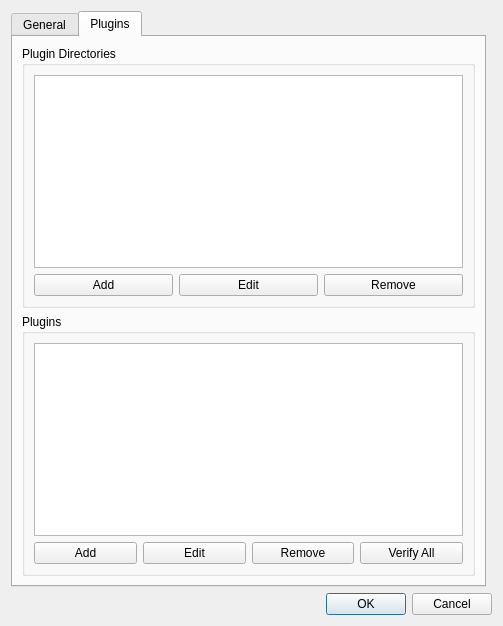
Old version of the form src/wiser/gui/ui_files/app_config.ui in the repository Ehlmann-research-group/WISER.
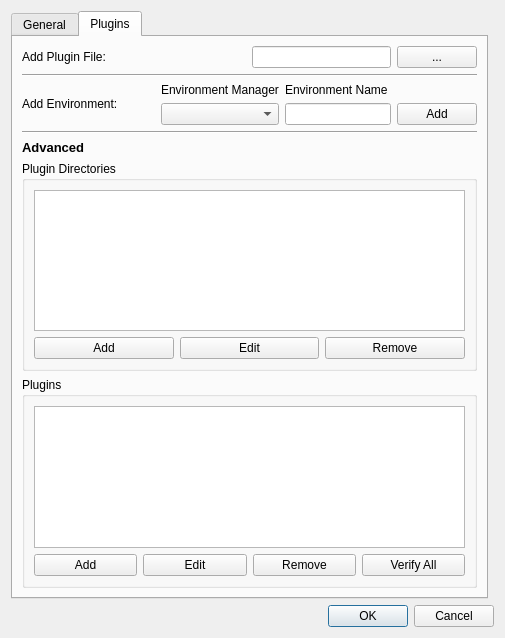
New version of the form. The open tabs and pages were chosen to show the change.

Commit message:
Edited app_config.ui file to add basic necessities
for easily adding plugins. I added the necessary
UI pieces.

What changed in the file:
```diff
--- a/src/wiser/gui/ui_files/app_config.ui
+++ b/src/wiser/gui/ui_files/app_config.ui
@@ -6,8 +6,8 @@
    <rect>
     <x>0</x>
     <y>0</y>
-    <width>503</width>
-    <height>626</height>
+    <width>505</width>
+    <height>638</height>
    </rect>
   </property>
   <property name="windowTitle">
@@ -286,40 +286,84 @@
        <string>Plugins</string>
       </attribute>
       <layout class="QGridLayout" name="gridLayout_6">
-       <item row="0" column="0">
-        <widget class="QGroupBox" name="gbox_plugin_paths">
-         <property name="title">
-          <string>Plugin Directories</string>
+       <item row="2" column="0">
+        <layout class="QHBoxLayout" name="hlayout_add_env">
+         <item>
+          <widget class="QLabel" name="lbl_add_env">
+           <property name="text">
+            <string>Add Environment:</string>
+           </property>
+          </widget>
+         </item>
+         <item>
+          <spacer name="hspacer_add_env">
+           <property name="orientation">
+            <enum>Qt::Horizontal</enum>
+           </property>
+           <property name="sizeHint" stdset="0">
+            <size>
+             <width>40</width>
+             <height>20</height>
+            </size>
+           </property>
+          </spacer>
+         </item>
+         <item>
+          <layout class="QVBoxLayout" name="vlayout_env_manager">
+           <item>
+            <widget class="QLabel" name="lbl_env_manager">
+             <property name="text">
+              <string>Environment Manager</string>
+             </property>
+            </widget>
+           </item>
+           <item>
+            <widget class="QComboBox" name="cbox_env_manager"/>
+           </item>
+          </layout>
+         </item>
+         <item>
+          <layout class="QVBoxLayout" name="vlayout_env_name">
+           <item>
+            <widget class="QLabel" name="lbl_env_name">
+             <property name="text">
+              <string>Environment Name</string>
+             </property>
+            </widget>
+           </item>
+           <item>
+            <widget class="QLineEdit" name="ledit_env_name"/>
+           </item>
+          </layout>
+         </item>
+         <item>
+          <layout class="QVBoxLayout" name="vlayout_add_env">
+           <item>
+            <widget class="QLabel" name="lbl_add_env_spacing">
+             <property name="text">
+              <string/>
+             </property>
+            </widget>
+           </item>
+           <item>
+            <widget class="QPushButton" name="btn_add_env">
+             <property name="text">
+              <string>Add</string>
+             </property>
+            </widget>
+           </item>
+          </layout>
+         </item>
+        </layout>
+       </item>
+       <item row="3" column="0">
+        <widget class="Line" name="line">
+         <property name="orientation">
+          <enum>Qt::Horizontal</enum>
          </property>
-         <layout class="QGridLayout" name="gridLayout_7">
-          <item row="0" column="0" colspan="3">
-           <widget class="QListWidget" name="list_plugin_paths"/>
-          </item>
-          <item row="1" column="0">
-           <widget class="QPushButton" name="btn_add_plugin_path">
-            <property name="text">
-             <string>Add</string>
-            </property>
-           </widget>
-          </item>
-          <item row="1" column="2">
-           <widget class="QPushButton" name="btn_del_plugin_path">
-            <property name="text">
-             <string>Remove</string>
-            </property>
-           </widget>
-          </item>
-          <item row="1" column="1">
-           <widget class="QPushButton" name="btn_edit_plugin_path">
-            <property name="text">
-             <string>Edit</string>
-            </property>
-           </widget>
-          </item>
-         </layout>
         </widget>
        </item>
-       <item row="1" column="0">
+       <item row="6" column="0">
         <widget class="QGroupBox" name="gbox_plugins">
          <property name="title">
           <string>Plugins</string>
@@ -359,6 +403,87 @@
          </layout>
         </widget>
        </item>
+       <item row="0" column="0">
+        <layout class="QHBoxLayout" name="hlayout_add_plugin">
+         <item>
+          <widget class="QLabel" name="lbl_plugin_file">
+           <property name="text">
+            <string>Add Plugin File:</string>
+           </property>
+          </widget>
+         </item>
+         <item>
+          <spacer name="hspacer_add_plugin">
+           <property name="orientation">
+            <enum>Qt::Horizontal</enum>
+           </property>
+           <property name="sizeHint" stdset="0">
+            <size>
+             <width>40</width>
+             <height>20</height>
+            </size>
+           </property>
+          </spacer>
+         </item>
+         <item>
+          <widget class="QLineEdit" name="ledit_plugin_path"/>
+         </item>
+         <item>
+          <widget class="QPushButton" name="btn_add_plugin_file">
+           <property name="text">
+            <string>...</string>
+           </property>
+          </widget>
+         </item>
+        </layout>
+       </item>
+       <item row="4" column="0">
+        <widget class="QLabel" name="lbl_advanced_section">
+         <property name="text">
+          <string>&lt;html&gt;&lt;head/&gt;&lt;body&gt;&lt;p&gt;&lt;span style=&quot; font-size:10pt; font-weight:600;&quot;&gt;Advanced&lt;/span&gt;&lt;/p&gt;&lt;/body&gt;&lt;/html&gt;</string>
+         </property>
+        </widget>
+       </item>
+       <item row="5" column="0">
+        <widget class="QGroupBox" name="gbox_plugin_paths">
+         <property name="title">
+          <string>Plugin Directories</string>
+         </property>
+         <layout class="QGridLayout" name="gridLayout_7">
+          <item row="0" column="0" colspan="3">
+           <widget class="QListWidget" name="list_plugin_paths"/>
+          </item>
+          <item row="1" column="0">
+           <widget class="QPushButton" name="btn_add_plugin_path">
+            <property name="text">
+             <string>Add</string>
+            </property>
+           </widget>
+          </item>
+          <item row="1" column="2">
+           <widget class="QPushButton" name="btn_del_plugin_path">
+            <property name="text">
+             <string>Remove</string>
+            </property>
+           </widget>
+          </item>
+          <item row="1" column="1">
+           <widget class="QPushButton" name="btn_edit_plugin_path">
+            <property name="text">
+             <string>Edit</string>
+            </property>
+           </widget>
+          </item>
+         </layout>
+        </widget>
+       </item>
+       <item row="1" column="0">
+        <widget class="Line" name="line_2">
+         <property name="orientation">
+          <enum>Qt::Horizontal</enum>
+         </property>
+        </widget>
+       </item>
       </layout>
      </widget>
     </widget>
```
Left out of the diff: 2 changed lines with no effect on the pictures.
